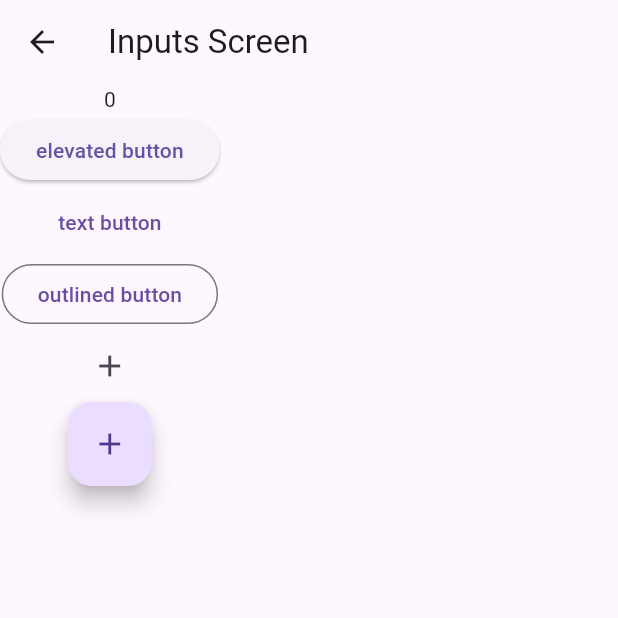
After one commit to samuel5721/chatfit, a Flutter app: the InputsScreen screen opened directly, on a phone screen of 412 x 824 dp, the top half of it. The commit adds this screen. Run offline on Flutter 3.47's test engine with Material 3 defaults, Android fonts, the phone set to English and light mode, and no system bars; our stand-ins replace firebase_core, firebase_storage, image_picker; accounts and stored records are empty.

Commit message:
feat: input screen and  buttons

```diff
--- /dev/null
+++ b/lib/screens/inputs_screen.dart
@@ -0,0 +1,40 @@
+import 'package:flutter/material.dart';
+
+class InputsScreen extends StatefulWidget {
+  const InputsScreen({super.key});
+
+  @override
+  State<InputsScreen> createState() => _InputsScreenState();
+}
+
+class _InputsScreenState extends State<InputsScreen> {
+  int value = 0;
+
+  void addValue() {
+    setState(() {
+      value++;
+    });
+  }
+
+  @override
+  Widget build(BuildContext context) {
+    return Scaffold(
+      appBar: AppBar(
+        title: const Text('Inputs Screen'),
+      ),
+      body: Column(
+        children: [
+          Text('$value'),
+          ElevatedButton(
+              onPressed: addValue, child: const Text('elevated button')),
+          TextButton(onPressed: addValue, child: const Text('text button')),
+          OutlinedButton(
+              onPressed: addValue, child: const Text('outlined button')),
+          IconButton(onPressed: addValue, icon: const Icon(Icons.add)),
+          FloatingActionButton(
+              onPressed: addValue, child: const Icon(Icons.add)),
+        ],
+      ),
+    );
+  }
+}
--- a/lib/screens/main_screen.dart
+++ b/lib/screens/main_screen.dart
@@ -5,8 +5,7 @@ class MainScreen extends StatelessWidget {
 
   @override
   Widget build(BuildContext context) {
-    return Placeholder(
-      child: Scaffold(
+    return Scaffold(
         appBar: AppBar(
           title: const Text('Main Screen'),
         ),
@@ -28,7 +27,6 @@ class MainScreen extends StatelessWidget {
               ),
             ],
           ),
-          )),
-    );
+        ));
   }
 }
```
Lines whose indentation alone changed are shown as unchanged.
